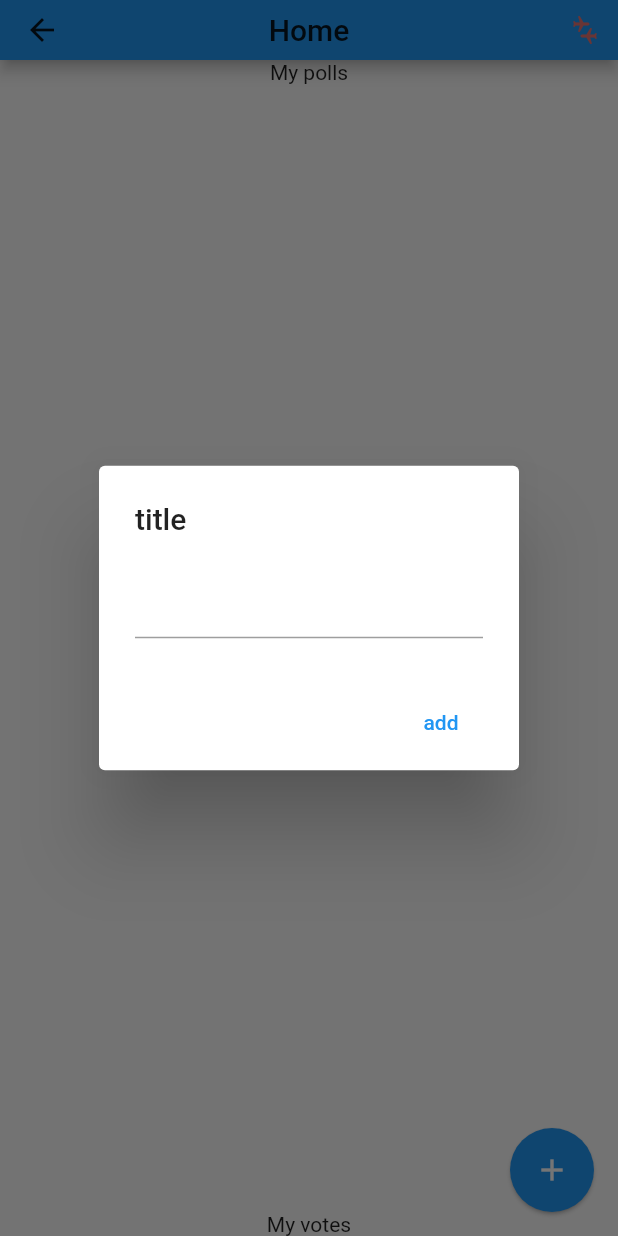
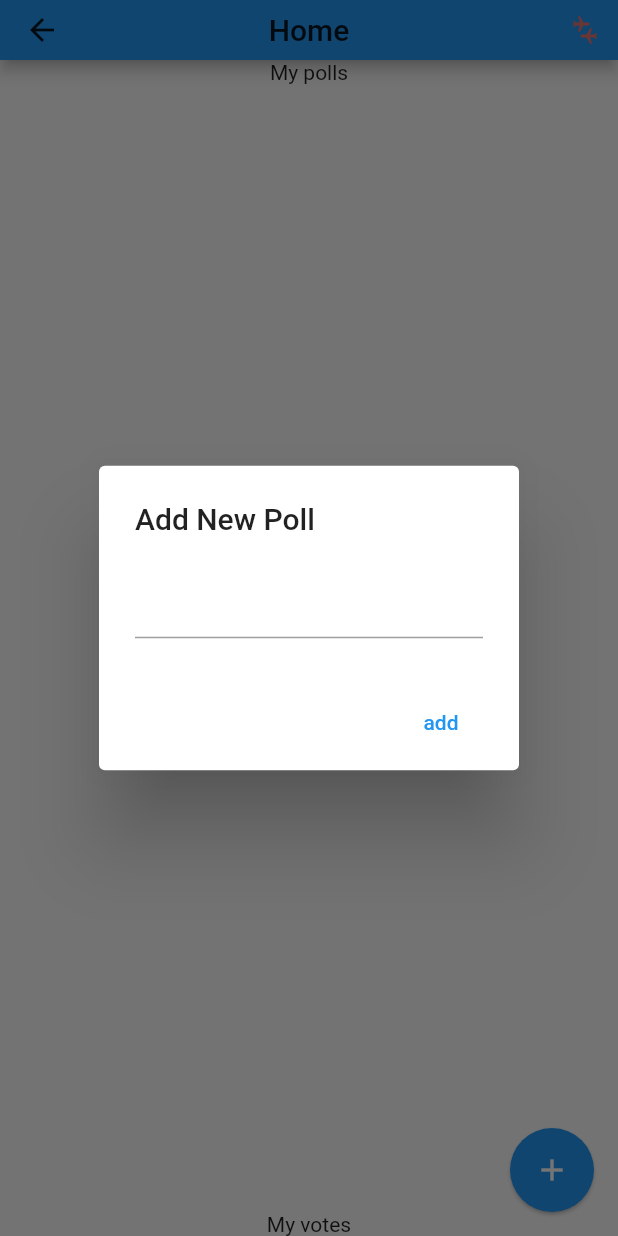
Before and after one commit to Ossyyrr/voting_system, a Flutter app: the HomePage screen opened by its route, after a tap on the "add" icon, on a phone screen of 412 x 824 dp. Run offline on Flutter 3.47's test engine with Material 2 defaults, Android fonts, the phone set to English and light mode, and no system bars; our stand-ins replace pie_chart, share_plus, socket_io_client; network calls fail.

Commit message:
home polls

```diff
--- a/lib/pages/home.dart
+++ b/lib/pages/home.dart
@@ -36,12 +36,14 @@ class _HomePageState extends State<HomePage> {
 
   @override
   Widget build(BuildContext context) {
+    print('polls **************');
+    print(polls);
     return Scaffold(
       appBar: const AppBarConnection(title: 'Home'),
       floatingActionButton: FloatingActionButton(
         child: const Icon(Icons.add),
         elevation: 1,
-        onPressed: () => addNewPoll('UserId'),
+        onPressed: () => addNewPoll('UserIdXXX'),
       ),
       body: SafeArea(
         child: Center(
@@ -80,7 +82,7 @@ class _HomePageState extends State<HomePage> {
       ),
       child: ListTile(
         leading: CircleAvatar(
-          child: Text(poll.title.substring(0, 2)),
+          child: Text(poll.title.substring(0, 1)),
           backgroundColor: Colors.blue[100],
         ),
         title: Text(poll.title),
@@ -97,11 +99,10 @@ class _HomePageState extends State<HomePage> {
       context: context,
       textController: textController,
       onPressed: () => {
-        // TODO WIP
-        socketService.emit('add-poll', {'userId': userId, 'pollName': textController.text}),
+        socketService.emit('add-poll', {'creatorId': userId, 'pollName': textController.text}),
         Navigator.pop(context),
       },
-      title: 'title',
+      title: 'Add New Poll',
     );
   }
 }
```
